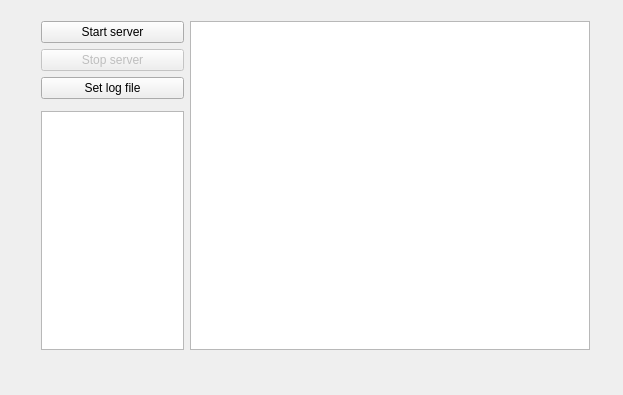
Before: the Qt Designer form websocketServerQt/mainwindow.ui in Vaelastrasz/websocketServerQt, drawn with Qt 5.
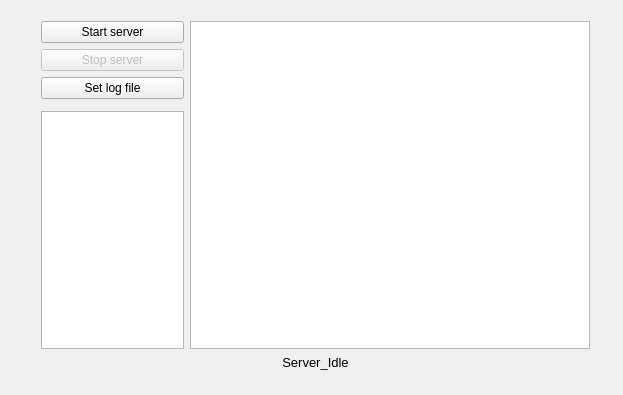
After: the same form once the commit is applied.

Diff of the .ui file:
```diff
--- a/websocketServerQt/mainwindow.ui
+++ b/websocketServerQt/mainwindow.ui
@@ -64,8 +64,16 @@
      </item>
      <item row="4" column="0" colspan="2">
       <widget class="QLabel" name="lbl_serverStatus">
+       <property name="font">
+        <font>
+         <pointsize>10</pointsize>
+        </font>
+       </property>
        <property name="text">
-        <string/>
+        <string>Server_Idle</string>
+       </property>
+       <property name="alignment">
+        <set>Qt::AlignCenter</set>
        </property>
       </widget>
      </item>
```
